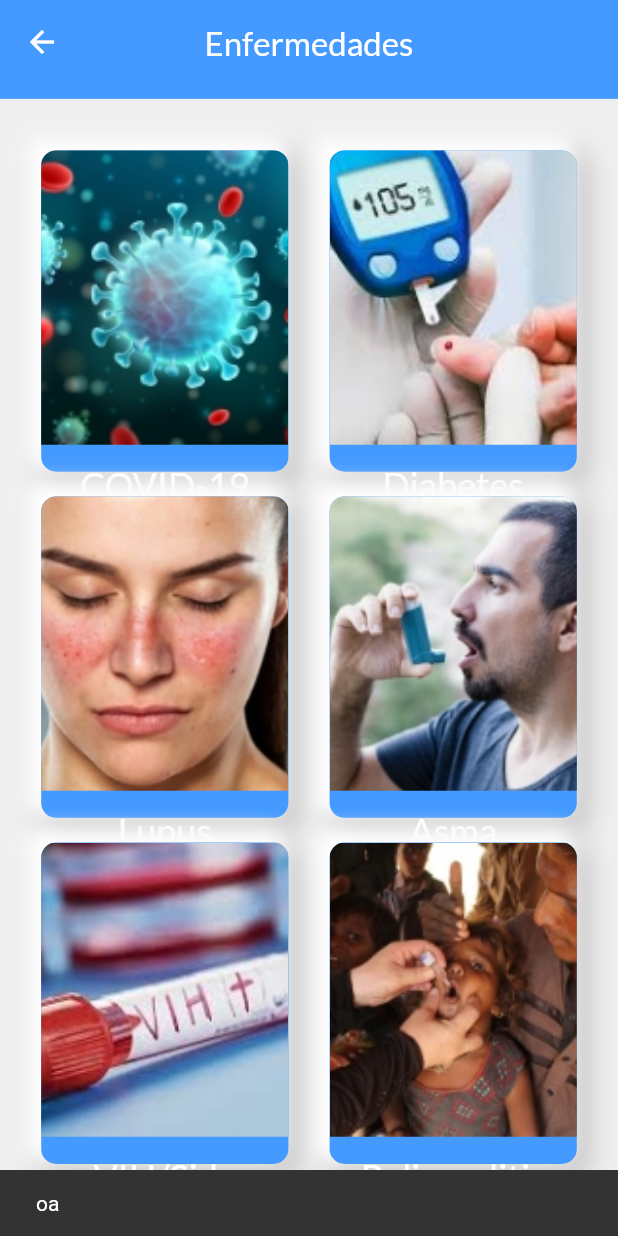
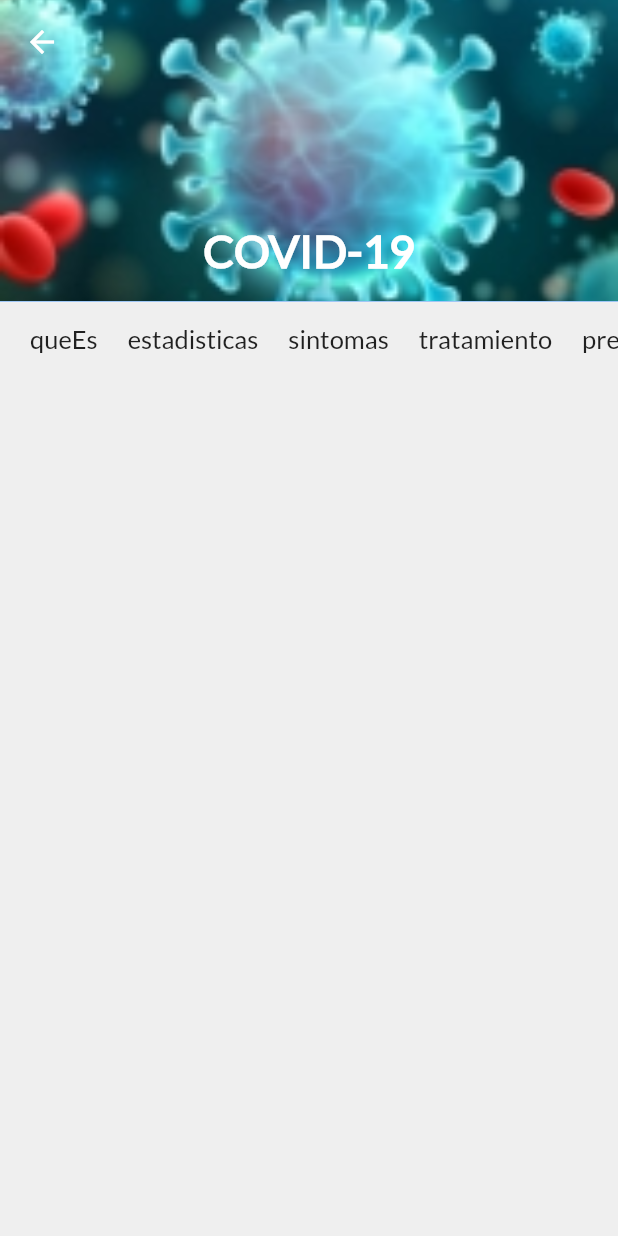
Before and after one commit to IvanGonzalezR/app_enfermedades, a Flutter app: the PantallaEnfermedades screen opened directly, after a tap on "COVID-19", on a phone screen of 412 x 824 dp. Run offline on Flutter 3.47's test engine with Material 2 defaults, Android fonts, the phone set to English and light mode, and no system bars.

Commit message:
muestra la lista de objetos en Enfermedad indiv

```diff
--- /dev/null
+++ b/lib/pantalla_enfermedad.dart
@@ -0,0 +1,194 @@
+import 'package:app_enfermedades/tarjetas_enfermedades.dart';
+import 'package:flutter/material.dart';
+
+class PantallaEnfermedad extends StatefulWidget {
+  String nombreEnfermedad;
+  String pathImage;
+
+  PantallaEnfermedad(this.nombreEnfermedad, this.pathImage);
+  @override
+  _PantallaEnfermedadState createState() => _PantallaEnfermedadState();
+}
+
+class _PantallaEnfermedadState extends State<PantallaEnfermedad> {
+  ScrollController _scrollController;
+  List apartados =[
+    {'nombreApartado': 'queEs', 'seleccionado': false},
+    {'nombreApartado': 'estadisticas', 'seleccionado': false},
+    {'nombreApartado': 'sintomas', 'seleccionado': false},
+    {'nombreApartado': 'tratamiento', 'seleccionado': false},
+    {'nombreApartado': 'prevencion', 'seleccionado': false},
+  ];
+  var selectedSlide;
+
+  @override
+  void initState() {
+    // TODO: implement initState
+    super.initState();
+    _scrollController = ScrollController();
+    _scrollController.addListener(changeSelector);
+    setState(() {
+      selectedSlide = apartados[0];
+      selectedSlide['selected'] = true;
+    });
+  }
+
+  changeSelector() {
+    var maxScrollVal = _scrollController.position.maxScrollExtent;
+
+    var divisor = (maxScrollVal / apartados.length) + 20;
+
+    var scrollValue = _scrollController.offset.round();
+    var slideValue = (scrollValue / divisor).round();
+
+    var currentSlide = apartados.indexWhere((slide) => slide['selected']);
+
+    setState(() {
+      apartados[currentSlide]['selected'] = false;
+      selectedSlide = apartados[slideValue];
+      selectedSlide['selected'] = true;
+    });
+  }
+
+  Widget getCards(slide) {
+    return Padding(
+      padding: EdgeInsets.only(top: 15.0, right: 10.0),
+      child: Container(
+        decoration: BoxDecoration(
+          border: Border.all(
+              color: Colors.black, style: BorderStyle.solid, width: 1.0),
+        ),
+        height: 200.0,
+        width: 125.0,
+        child: Center(
+          child: Text(
+            slide['slideName'],
+            style: TextStyle(fontWeight: FontWeight.bold),
+          ),
+        ),
+      ),
+    );
+  }
+
+  scrollToSlide(inputSlide) {
+    var whichSlide = apartados
+        .indexWhere((slide) => slide['slideName'] == inputSlide['slideName']);
+
+    var maxScrollValue = _scrollController.position.maxScrollExtent;
+
+    var divisor = (maxScrollValue / apartados.length) + 20;
+
+    var scrollToValue = whichSlide * divisor;
+
+    _scrollController.animateTo(scrollToValue,
+        curve: Curves.easeIn, duration: Duration(milliseconds: 1000));
+  }
+
+  @override
+  Widget build(BuildContext context) {
+
+    Widget getTitles(apartados){
+      return InkWell(
+        onTap: (){
+          scrollToSlide(apartados);
+        },
+        child: Padding(padding: EdgeInsets.only(top:15.0, left: 20.0),
+          child: Text(
+            apartados['nombreApartado'],
+            style: TextStyle(
+              fontFamily: "Lato",
+              fontWeight: apartados['seleccionado'] ? FontWeight.bold : FontWeight.normal,
+              fontSize: 17.0
+            ),
+          ),
+        ),
+      );
+    }
+
+    final image = Stack(
+      children: [
+        Container(
+          width: double.infinity,
+          height: double.infinity,
+          padding: EdgeInsets.all(0.0),
+          decoration: BoxDecoration(color: Colors.red),
+          child: Image(
+            image: AssetImage(widget.pathImage),
+            fit: BoxFit.cover,
+          ),
+        ),
+
+        //Flecha de regreso
+        // ArrowBack(XDRestaurants(), false, false),
+      ],
+    );
+
+    final accesosDirectos = Container(
+      height: MediaQuery.of(context).size.height/5,
+      child: ListView(
+        scrollDirection: Axis.horizontal,
+        children: apartados.map((e) {
+          return getTitles(e);
+        }).toList(),
+      ),
+    );
+
+
+    final cuerpo = Container(
+      width: double.infinity,
+      child: ListView(
+        children: apartados.map((e){
+          return getTitles(e);
+        }).toList(),
+      ),
+    );
+
+    return Scaffold(
+      backgroundColor: const Color(0xffefefef),
+      body: CustomScrollView(
+        // physics: BouncingScrollPhysics(),
+        slivers: [
+          SliverAppBar(
+            backgroundColor: Color(0xff459AFF),
+            // stretch: false,
+            expandedHeight: MediaQuery.of(context).size.height/4.1,
+            centerTitle: true,
+            iconTheme: IconThemeData(color: Colors.white),
+            pinned: true,
+            // title: Text("Enfermedades", style: TextStyle(
+            //     fontFamily: "Lato",
+            //     fontSize: 22.0,
+            //     fontWeight: FontWeight.w400,
+            //     color: Colors.white
+            // ),),
+
+            flexibleSpace: FlexibleSpaceBar(
+              centerTitle: true,
+              title: Text(widget.nombreEnfermedad,
+              overflow: TextOverflow.fade,
+              style: TextStyle(
+                fontFamily: "Lato",
+                fontSize: 20,
+                color: Colors.white,
+                fontWeight: FontWeight.w600
+              ),),
+              background: Stack(
+                fit: StackFit.expand,
+                children: [
+                  image,
+                ],
+              ),
+              stretchModes: [
+                StretchMode.blurBackground,
+                StretchMode.zoomBackground,
+              ],
+            ),
+          ),
+          SliverList(delegate: SliverChildListDelegate([
+            accesosDirectos
+          ]))
+        ],
+      ),
+    );
+  }
+}
--- a/lib/pantalla_enfermedades.dart
+++ b/lib/pantalla_enfermedades.dart
@@ -15,12 +15,12 @@ class PantallaEnfermedades extends StatelessWidget{
       padding: EdgeInsets.only(left: MediaQuery.of(context).size.width/15, right: MediaQuery.of(context).size.width/15,
           top: MediaQuery.of(context).size.height/24, bottom: MediaQuery.of(context).size.height/24),
       children: [
-        TarjetasEnfermedades("assets/images/tarjetaCovid.jpg", "COVID-19"),
-        TarjetasEnfermedades("assets/images/tarjetaDiabetes.jpg", "Diabetes"),
-        TarjetasEnfermedades("assets/images/tarjetaLupus.jpg", "Lupus"),
-        TarjetasEnfermedades("assets/images/tarjetaAsma.jpg","Asma"),
-        TarjetasEnfermedades("assets/images/tarjetaSIDA.jpg", "VIH/Sida"),
-        TarjetasEnfermedades("assets/images/tarjetaPolio.jpg", "Poliomelitis"),
+        TarjetasEnfermedades("COVID-19","assets/images/tarjetaCovid.jpg",),
+        TarjetasEnfermedades("Diabetes","assets/images/tarjetaDiabetes.jpg", ),
+        TarjetasEnfermedades("Lupus","assets/images/tarjetaLupus.jpg", ),
+        TarjetasEnfermedades("Asma","assets/images/tarjetaAsma.jpg",),
+        TarjetasEnfermedades("VIH/Sida","assets/images/tarjetaSIDA.jpg", ),
+        TarjetasEnfermedades("Poliomelitis","assets/images/tarjetaPolio.jpg", ),
         // TarjetasEnfermedades("assets/images/"),
         // TarjetasEnfermedades("assets/images/"),
       ],
--- a/lib/tarjetas_enfermedades.dart
+++ b/lib/tarjetas_enfermedades.dart
@@ -1,10 +1,12 @@
+import 'package:app_enfermedades/pantalla_enfermedad.dart';
+import 'package:flutter/cupertino.dart';
 import 'package:flutter/material.dart';
 
 class TarjetasEnfermedades extends StatefulWidget {
   String pathImage;
   String nombreEnfermedad;
 
-  TarjetasEnfermedades(this.pathImage, this.nombreEnfermedad);
+  TarjetasEnfermedades(this.nombreEnfermedad, this.pathImage,);
   @override
   _TarjetasEnfermedadesState createState() => _TarjetasEnfermedadesState();
 }
@@ -14,7 +16,8 @@ class _TarjetasEnfermedadesState extends State<TarjetasEnfermedades> {
   Widget build(BuildContext context) {
     return InkWell(
       onTap: (){
-        ScaffoldMessenger.of(context).showSnackBar(SnackBar(content: Text("oa")));
+        Navigator.of(context).push(CupertinoPageRoute(
+            builder: (context) => PantallaEnfermedad(widget.nombreEnfermedad, widget.pathImage)));
       },
       child: Container(
         decoration: BoxDecoration(
```
